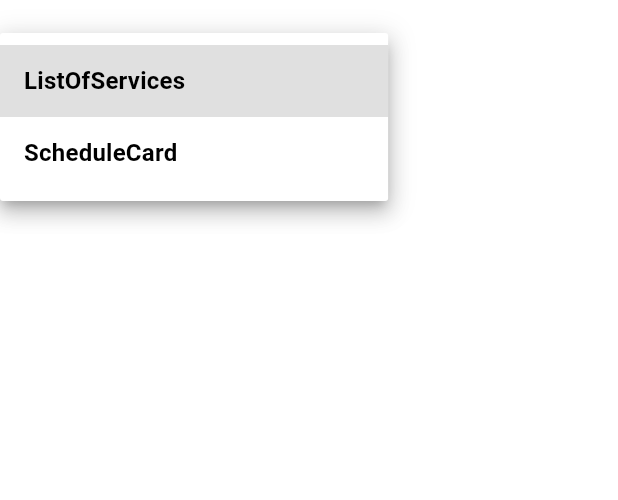
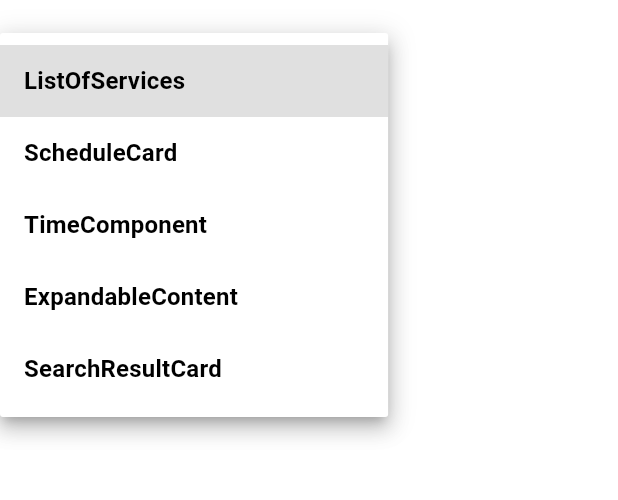
Before and after one commit to wolfdevelloper/wolfdeveloper_ui_kit, a Flutter app: the screen it shows after launch, after a tap on "Selecione um componente", on a phone screen of 412 x 824 dp, the part 63-563 px from its top. Run offline on Flutter 3.47's test engine with Material 3 defaults, Android fonts, the phone set to English and light mode, and no system bars; network calls fail.

Commit message:
novos componentes expandlebe, serash result, time component

```diff
--- a/example/lib/main.dart
+++ b/example/lib/main.dart
@@ -40,7 +40,7 @@ class _MyHomePageState extends State<MyHomePage> {
 
   final Map<String, Widget> _components = {
     'ListOfServices': const ListOfServices(
-      stringList: ['Item 1', 'Item 2', 'Item 3', 'Item 4'],
+      stringList: ['Corte Masculino', 'Item 2', 'Item 3', 'Item 4'],
     ),
     'ScheduleCard': ScheduleCard(
       firstName: 'joao',
@@ -52,8 +52,50 @@ class _MyHomePageState extends State<MyHomePage> {
       phoneNumber: "11963542474",
       services: const ["corte + barba", "luzes"],
     ),
-
-    // ... adicione outros componentes aqui
+    'TimeComponent': const TimeComponent(
+      times: ['08:00', '09:00', '10:00', '11:00', '12:00'],
+    ),
+    'ExpandableContent': const ExpandableContent(
+      leftText: 'Nome do Serviço',
+      rightText: "R\$100,00",
+      content: TimeComponent(
+        times: [
+          '08:00',
+          '09:00',
+          '10:00',
+        ],
+      ),
+    ),
+    'SearchResultCard': const SearchResultCard(
+      rating: 3.0,
+      providerAddress: "rua josé augusto sao limoes - br - cotia - sp",
+      providerName: 'Douglas Silveira',
+      reviewCount: 11,
+      imageUrl: 'https://encrypted-tbn0.gstatic.com/images?q=tbn:ANd9GcRMzvdGFJ9_-JlZpYPEbc_2SQRnbNA2Ph_k1Q&s',
+      expandableContentList: [
+        ExpandableContent(
+          leftText: 'Nome do Serviço',
+          rightText: "R\$100,00",
+          content: TimeComponent(
+            times: [
+              '08:00',
+              '09:00',
+              '10:00',
+            ],
+          ),
+        ),
+        ExpandableContent(
+          leftText: 'Nome do Serviço',
+          rightText: "R\$100,00",
+          content: TimeComponent(
+            times: [
+              '08:00',
+              '09:00',
+            ],
+          ),
+        ),
+      ],
+    ),
   };
 
   @override
--- a/lib/src/themes/wolf_desing_system_theme.dart
+++ b/lib/src/themes/wolf_desing_system_theme.dart
@@ -47,6 +47,10 @@ class WolfDesignSystemTheme {
           fontSize: 16,
           color: Colors.black,
         ),
+        bodySmall: TextStyle(
+          fontSize: 10,
+          color: Colors.black,
+        ),
       ),
 
       cardTheme: CardTheme(
@@ -87,6 +91,14 @@ class WolfDesignSystemTheme {
           fontSize: 16,
           color: Colors.white,
         ),
+        bodySmall: TextStyle(
+          fontSize: 10,
+          color: Colors.white,
+        ),
+      ),
+      cardTheme: lightTheme.cardTheme.copyWith( // Copia o cardTheme do lightTheme
+          shadowColor: Colors.grey, // Define a sombra cinza para o dark mode
+          color: Colors.grey[800]
       ),
     );
   }
--- a/lib/src/wolf.exports.dart
+++ b/lib/src/wolf.exports.dart
@@ -1,3 +1,6 @@
 export 'widgets/list_of_services.dart';
 export 'widgets/schedule_card.dart';
+export 'widgets/time_component.dart';
+export 'widgets/expandable_content.dart';
+export 'widgets/search_result_card.dart';
 export 'themes/wolf_desing_system_theme.dart';
```
Also changed, not shown: lib/src/widgets/expandable_content.dart (added, +60 -0 lines), lib/src/widgets/search_result_card.dart (added, +142 -0 lines), lib/src/widgets/time_component.dart (added, +25 -0 lines).
